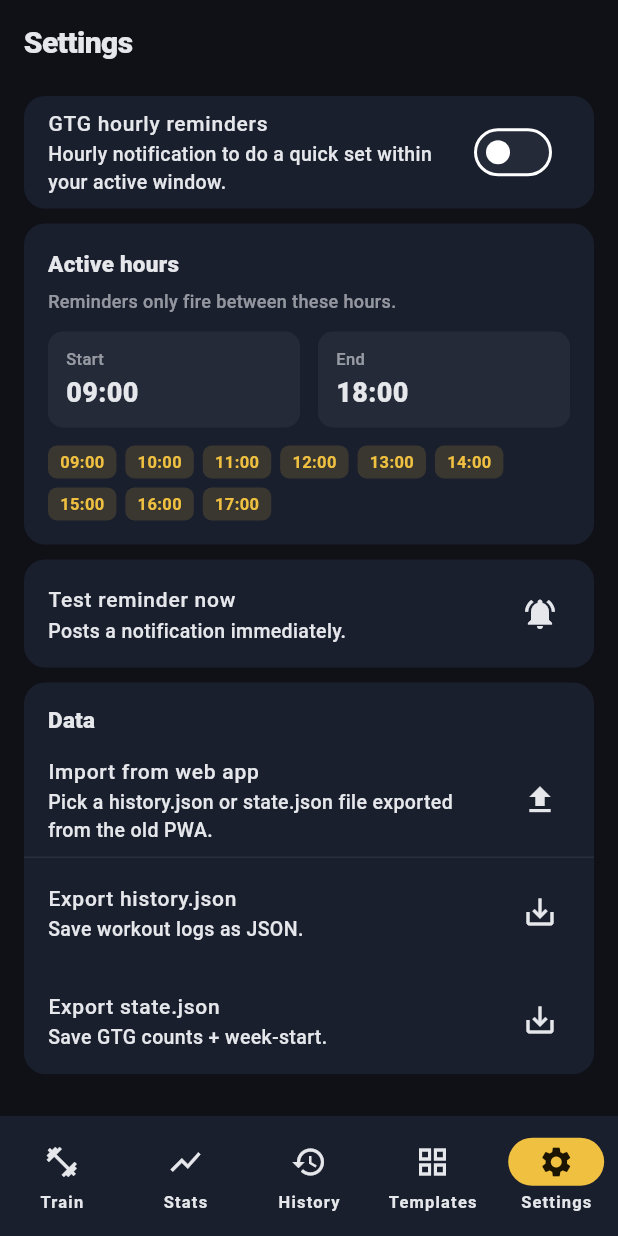
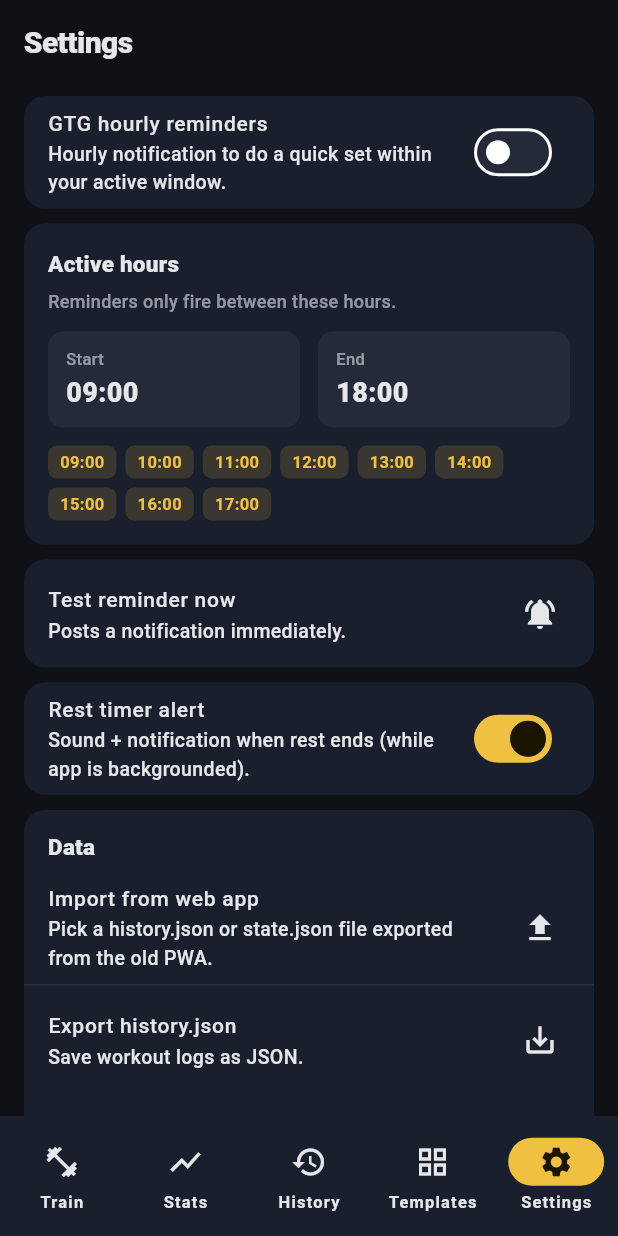
Before and after one commit to SexyCrowbar/training-plan, a Flutter app: the screen it shows after launch, item 5 of the bottom bar chosen, on a phone screen of 412 x 824 dp. Run offline on Flutter 3.47's test engine with Material 3 defaults, Android fonts, the phone set to English and light mode, and no system bars; our stand-ins replace drift, file_picker, fl_chart, flutter_local_notifications, flutter_riverpod, go_router and 3 more; missing offline and left inert: android_alarm_manager_plus, sqlite3; accounts and stored records are empty; generated files the repository leaves out were written again.

Commit message:
feat(settings): add rest timer alert toggle

```diff
--- a/lib/features/settings/settings_screen.dart
+++ b/lib/features/settings/settings_screen.dart
@@ -18,6 +18,7 @@ class SettingsScreen extends ConsumerWidget {
     final enabled = ref.watch(_remindersEnabledProvider).valueOrNull ?? false;
     final startHour = ref.watch(_startHourProvider).valueOrNull ?? 9;
     final endHour = ref.watch(_endHourProvider).valueOrNull ?? 18;
+    final restAlertEnabled = ref.watch(_restAlertEnabledProvider).valueOrNull ?? true;
     final scheme = Theme.of(context).colorScheme;
 
     return Scaffold(
@@ -123,6 +124,23 @@ class SettingsScreen extends ConsumerWidget {
                   },
                 ),
               ],
+            ),
+          ),
+          const SizedBox(height: 10),
+          Card(
+            child: SwitchListTile(
+              title: const Text('Rest timer alert'),
+              subtitle: const Text(
+                'Sound + notification when rest ends (while app is backgrounded).',
+              ),
+              value: restAlertEnabled,
+              onChanged: (v) async {
+                if (v) {
+                  final granted = await NotificationHelper.requestPermissions();
+                  if (!granted) return;
+                }
+                await settings.setBool(SettingsKeys.restTimerAlertEnabled, v);
+              },
             ),
           ),
           const SizedBox(height: 10),
@@ -247,6 +265,11 @@ class SettingsScreen extends ConsumerWidget {
 final _remindersEnabledProvider = StreamProvider<bool>((ref) {
   return ref.watch(settingsRepositoryProvider).watchBool(SettingsKeys.remindersEnabled);
 });
+final _restAlertEnabledProvider = StreamProvider<bool>((ref) {
+  return ref
+      .watch(settingsRepositoryProvider)
+      .watchBool(SettingsKeys.restTimerAlertEnabled, defaultValue: true);
+});
 final _startHourProvider = StreamProvider<int>((ref) async* {
   final stream = ref.watch(settingsRepositoryProvider).watchInt(SettingsKeys.startHour);
   await for (final v in stream) {
```
